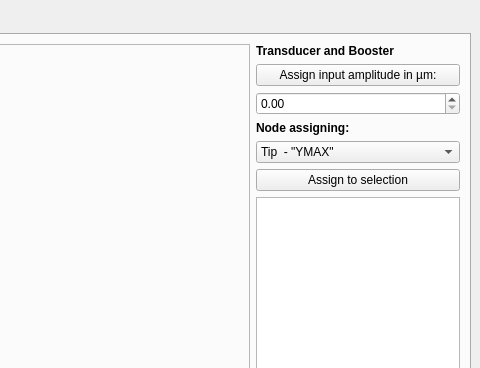
Qt form GUI_code/scripts/MainWindow.ui (lucasfelixalves-gif/Sonotrode_Designer) before a commit; both pictures show x 621 to 1101 and y 0 to 368 of the 1101 by 925 pixel window.
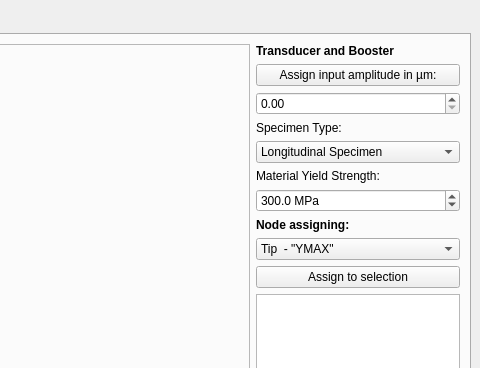
The same form after that commit.

```diff
--- a/GUI_code/scripts/MainWindow.ui
+++ b/GUI_code/scripts/MainWindow.ui
@@ -115,6 +115,71 @@
                <item>
                 <widget class="QDoubleSpinBox" name="spin_input_amplitude"/>
                </item>
+               <item>
+                <widget class="QLabel" name="label_specimen_type">
+                 <property name="font">
+                  <font>
+                   <pointsize>9</pointsize>
+                  </font>
+                 </property>
+                 <property name="text">
+                  <string>Specimen Type:</string>
+                 </property>
+                </widget>
+               </item>
+               <item>
+                <widget class="QComboBox" name="combo_specimen_type">
+                 <item>
+                  <property name="text">
+                   <string>Longitudinal Specimen</string>
+                  </property>
+                 </item>
+                 <item>
+                  <property name="text">
+                   <string>Disc Specimen (Biaxial)</string>
+                  </property>
+                 </item>
+                 <item>
+                  <property name="text">
+                   <string>Flat/Thin-Walled Specimen</string>
+                  </property>
+                 </item>
+                </widget>
+               </item>
+               <item>
+                <widget class="QLabel" name="label_yield_strength">
+                 <property name="font">
+                  <font>
+                   <pointsize>9</pointsize>
+                  </font>
+                 </property>
+                 <property name="text">
+                  <string>Material Yield Strength:</string>
+                 </property>
+                </widget>
+               </item>
+               <item>
+                <widget class="QDoubleSpinBox" name="spin_yield_strength">
+                 <property name="suffix">
+                  <string> MPa</string>
+                 </property>
+                 <property name="decimals">
+                  <number>1</number>
+                 </property>
+                 <property name="minimum">
+                  <double>0.000000000000000</double>
+                 </property>
+                 <property name="maximum">
+                  <double>5000.000000000000000</double>
+                 </property>
+                 <property name="singleStep">
+                  <double>10.000000000000000</double>
+                 </property>
+                 <property name="value">
+                  <double>300.000000000000000</double>
+                 </property>
+                </widget>
+               </item>
               </layout>
              </item>
              <item>
```
Left out of the diff: 67 changed lines with no effect on the pictures.
